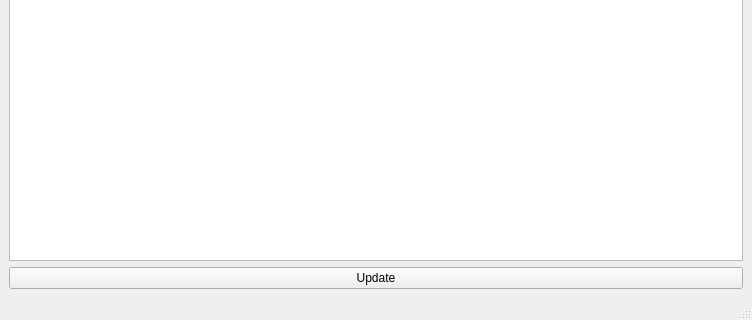
First picture: the form in main.ui, repository renat-skosarev/coffee, before the edit; both pictures show x 0 to 752 and y 146 to 466 of the 752 by 466 pixel window.
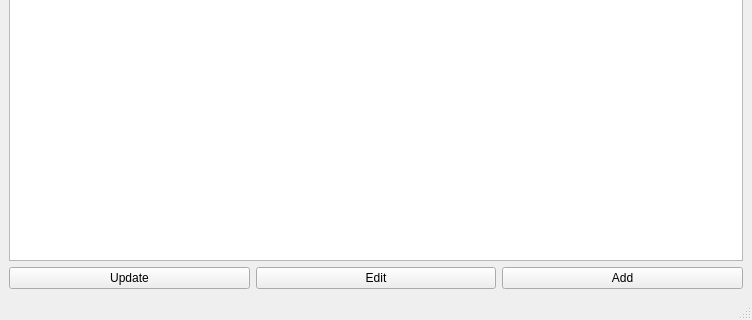
Second picture: the form after the edit.

Diff of the .ui file:
```diff
--- a/main.ui
+++ b/main.ui
@@ -26,11 +26,29 @@
      </widget>
     </item>
     <item>
+     <layout class="QHBoxLayout" name="horizontalLayout">
+      <item>
      <widget class="QPushButton" name="update_button">
       <property name="text">
        <string>Update</string>
       </property>
      </widget>
+      </item>
+      <item>
+       <widget class="QPushButton" name="edit_button">
+        <property name="text">
+         <string>Edit</string>
+        </property>
+       </widget>
+      </item>
+      <item>
+       <widget class="QPushButton" name="add_button">
+        <property name="text">
+         <string>Add</string>
+        </property>
+       </widget>
+      </item>
+     </layout>
     </item>
    </layout>
   </widget>
```
Lines whose indentation alone changed are shown as unchanged.
